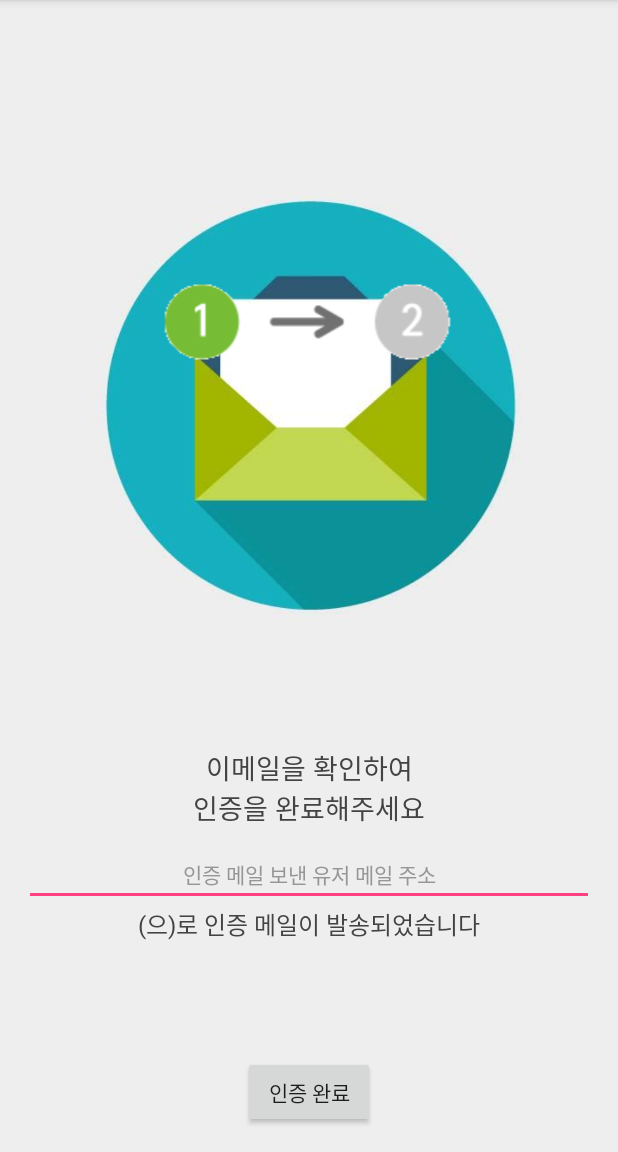
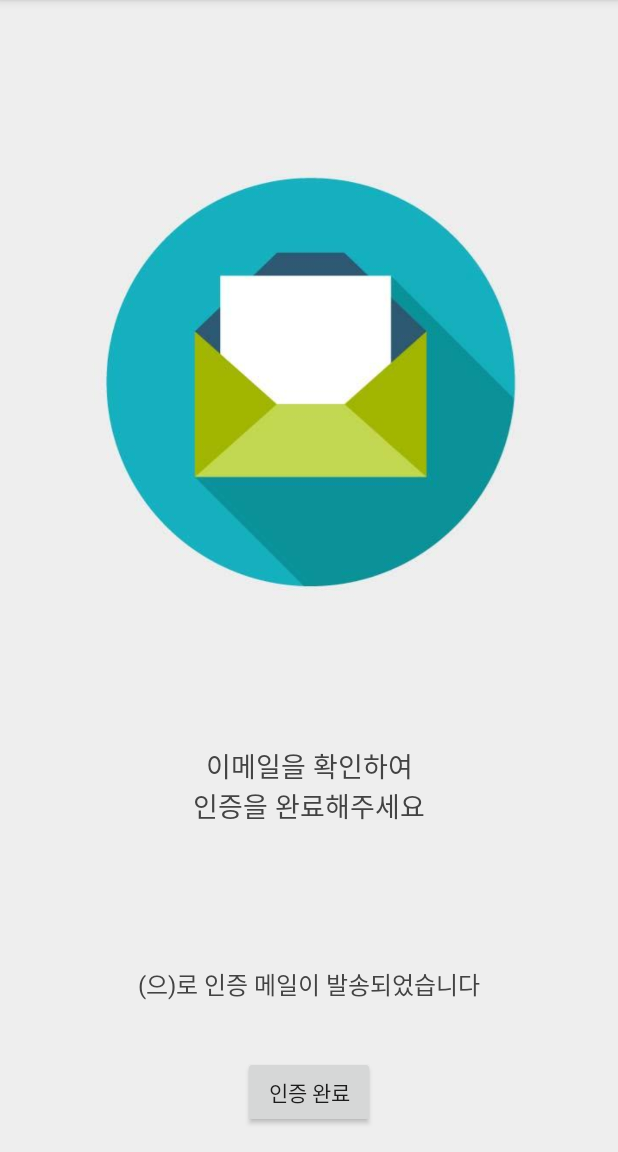
Before and after one commit to junhee303/HC, an Android app: the EmailActivity screen opened directly, with no data from a screen before it, on a phone screen of 412 x 824 dp, the part 84-1236 px from its top. Run offline under Robolectric (Android 15) with nearby library versions, the phone set to English and light mode, and no system bars; 1 statement that could not run was skipped.

Commit message:
1. 첫 화면(LoginActivity)에 입력한 메일 주소를 EmailActivity에서 넘겨받음 2. RegisterActivity에서 닉네임값에 'k2df456'라는 텍스트 값 넣어놨으나, 랜덤 닉네임 주어지게 바꿔야 함 3. 닉네임 중복 확인은 서버 상의 데이터로??

```diff
--- a/LoginRegister/app/src/main/java/com/example/junhe/loginregister/EmailActivity.java
+++ b/LoginRegister/app/src/main/java/com/example/junhe/loginregister/EmailActivity.java
@@ -8,6 +8,7 @@ import android.widget.Button;
 import android.widget.EditText;
 import android.util.Log;
 import android.widget.ImageView;
+import android.widget.TextView;
 import android.widget.Toast;
 
 
@@ -15,20 +16,26 @@ public class EmailActivity extends AppCompatActivity {
 
     private ImageView img_Number;
     private ImageView img_Email;
-    private EditText etUserEmail;
     private Button bFinish;
+    TextView input_email;
 
     @Override
     protected void onCreate(Bundle savedInstanceState) {
         super.onCreate(savedInstanceState);
         setContentView(R.layout.activity_email);
 
-        img_Number = (ImageView) findViewById(R.id.img_Number);
         img_Email = (ImageView) findViewById(R.id.img_Email);
-        etUserEmail = (EditText) findViewById(R.id.etUserEmail);
+        input_email = (TextView) findViewById(R.id.input_email);
         bFinish = (Button) findViewById(R.id.bFinish);
 
+        Bundle extras = getIntent().getExtras();
+
+        String email = extras.getString("email");
+
+        input_email.setText(email);
+
         bFinish.setOnClickListener(new View.OnClickListener() {
+            // 대학교 메일을 통한 인증 완료시에만 인증완료 가능하게 하기!!☆☆
             public void onClick(View v) {
                 Intent intent = new Intent(getApplicationContext(), RegisterActivity.class);
 
--- a/LoginRegister/app/src/main/java/com/example/junhe/loginregister/LoginActivity.java
+++ b/LoginRegister/app/src/main/java/com/example/junhe/loginregister/LoginActivity.java
@@ -8,6 +8,7 @@ import android.view.View;
 import android.widget.Button;
 import android.widget.EditText;
 import android.widget.ImageView;
+import android.widget.Toast;
 
 public class LoginActivity extends AppCompatActivity {
 
@@ -26,8 +27,14 @@ public class LoginActivity extends AppCompatActivity {
 
         bSendEmail.setOnClickListener(new View.OnClickListener() {
             public void onClick(View v) {
+                if(etEmail.getText().toString().length() == 0) {
+                    Toast.makeText(LoginActivity.this, "인증할 이메일을 입력하세요", Toast.LENGTH_SHORT).show();
+                    etEmail.requestFocus();
+                    return;
+                }
                 Intent intent = new Intent(getApplicationContext(), EmailActivity.class);
-                //여기서 입력한 메일주소를 다음 화면으로 전달해야함
+                // 여기서 입력한 메일주소로 인증 메일 전송!!☆☆
+                // 메일주소를 다음 화면으로 전달해야함
                 String email = etEmail.getText().toString();
                 intent.putExtra("email",email);
                 startActivityForResult(intent, 1000);
--- a/LoginRegister/app/src/main/java/com/example/junhe/loginregister/RegisterActivity.java
+++ b/LoginRegister/app/src/main/java/com/example/junhe/loginregister/RegisterActivity.java
@@ -28,7 +28,6 @@ public class RegisterActivity extends AppCompatActivity {
         super.onCreate(savedInstanceState);
         setContentView(R.layout.activity_register);
 
-        img_Number = (ImageView) findViewById(R.id.img_Number);
         etPassword = (EditText) findViewById(R.id.etPassword);
         etPasswordConfirm = (EditText) findViewById(R.id.etPasswordConfirm);
         etNickname = (EditText) findViewById(R.id.etNickname);
@@ -62,6 +61,16 @@ public class RegisterActivity extends AppCompatActivity {
 
             }
         });
+
+        etNickname.setOnClickListener(new View.OnClickListener() {
+            public void onClick(View v) {
+                //'k2df456'라는 텍스트 값 넣어놨으나, 랜덤 닉네임 주어지게 바꿔야 함!!☆☆☆
+                etNickname.setText("");
+//              etNickname.requestFocus();
+                return;
+            }
+        });
+
 
         bMajorAdd.setOnClickListener(new View.OnClickListener() {
             public void onClick(View v) {
@@ -104,6 +113,9 @@ public class RegisterActivity extends AppCompatActivity {
                     return;
                 }
 
+                //닉네임 중복 확인 ---> 서버 상의 데이터로 중복 확인 가능??☆☆☆☆☆☆☆☆☆☆☆☆
+                //if( etNickname.getText())
+
                 // 전공 입력 확인
                 if( etMajor.getText().toString().length() == 0 ) {
                     Toast.makeText(RegisterActivity.this, "전공을 입력하세요", Toast.LENGTH_SHORT).show();
--- a/LoginRegister/app/src/main/res/layout/activity_email.xml
+++ b/LoginRegister/app/src/main/res/layout/activity_email.xml
@@ -12,15 +12,21 @@
     android:background="#FFEEEEEE"
     tools:context="com.example.junhe.loginregister.EmailActivity">
 
-
+    <!--<ImageView-->
+        <!--android:layout_width="match_parent"-->
+        <!--android:layout_height="wrap_content"-->
+        <!--app:srcCompat="@drawable/number"-->
+        <!--android:id="@+id/img_Number"-->
+        <!--android:layout_above="@+id/img_Email"-->
+        <!--android:layout_alignParentStart="true"-->
+        <!--android:layout_alignParentTop="true" />-->
 
     <ImageView
         android:layout_width="match_parent"
         android:layout_height="wrap_content"
         app:srcCompat="@drawable/email"
         android:id="@+id/img_Email"
-        android:layout_marginTop="30dp"
-        android:layout_above="@+id/notice1"/>
+        android:layout_above="@+id/notice1" />
 
     <TextView
         android:text="이메일을 확인하여\n인증을 완료해주세요"
@@ -30,22 +36,22 @@
         android:textSize="18sp"
         android:textColor="#FF434343"
         android:textAlignment="center"
-        android:layout_alignBottom="@+id/bFinish"
+        android:layout_marginBottom="53dp"
+        android:layout_above="@+id/input_email"
         android:layout_alignParentStart="true" />
 
-    <EditText
+    <TextView
         android:layout_width="match_parent"
         android:layout_height="wrap_content"
-        android:inputType="textPersonName"
-        android:hint="인증 메일 보낸 유저 메일 주소"
-        android:textColorHint="#979595"
-        android:ems="10"
-        android:textSize="14sp"
+        android:layout_marginBottom="18dp"
+        android:id="@+id/input_email"
+        android:textSize="16sp"
         android:textColor="#FF66C5D8"
-        android:layout_marginTop="10dp"
-        android:id="@+id/etUserEmail"
-        android:layout_below="@id/notice1"
-        android:textAlignment="center"/>
+        android:textAlignment="center"
+        android:layout_above="@+id/notice2"
+        android:layout_alignParentEnd="true"
+        android:layout_alignParentStart="true" />
+
 
     <TextView
         android:text="(으)로 인증 메일이 발송되었습니다"
@@ -54,26 +60,22 @@
         android:id="@+id/notice2"
         android:textSize="16sp"
         android:textColor="#FF434343"
-        android:layout_below="@id/etUserEmail"
+        android:textAlignment="center"
+        android:layout_above="@+id/bFinish"
         android:layout_alignParentStart="true"
-        android:textAlignment="center"/>
+        android:layout_marginBottom="16dp" />
+
 
     <Button
         android:text="인증 완료"
         android:layout_width="wrap_content"
         android:layout_height="wrap_content"
         android:id="@+id/bFinish"
-        android:layout_marginBottom="200dp"
+        android:layout_marginBottom="20dp"
         android:layout_alignParentBottom="true"
         android:layout_centerHorizontal="true" />
 
-    <ImageView
-        android:layout_width="match_parent"
-        android:layout_height="wrap_content"
-        app:srcCompat="@drawable/number"
-        android:layout_above="@+id/notice1"
-        android:layout_alignParentStart="true"
-        android:layout_marginBottom="250dp"
-        android:id="@+id/img_Number" />
+
+
 
 </RelativeLayout>
--- a/LoginRegister/app/src/main/res/layout/activity_register.xml
+++ b/LoginRegister/app/src/main/res/layout/activity_register.xml
@@ -47,7 +47,8 @@
         android:textColorHint="#FFA7A7A7"
         android:textColor="#FF4E4E4E"
         android:layout_below="@+id/etPasswordConfirm"
-        android:layout_alignParentStart="true" />
+        android:layout_alignParentStart="true"
+        android:text="k2df456" />
 
     <EditText
         android:layout_width="wrap_content"
@@ -71,14 +72,14 @@
         android:layout_alignParentBottom="true"
         android:layout_centerHorizontal="true" />
 
-    <ImageView
-        android:layout_width="match_parent"
-        android:layout_height="wrap_content"
-        app:srcCompat="@drawable/number"
-        android:layout_above="@+id/etPasswordConfirm"
-        android:layout_marginBottom="62dp"
-        android:id="@+id/img_Number"
-        android:layout_alignParentStart="true" />
+    <!--<ImageView-->
+        <!--android:layout_width="match_parent"-->
+        <!--android:layout_height="wrap_content"-->
+        <!--app:srcCompat="@drawable/number"-->
+        <!--android:layout_above="@+id/etPasswordConfirm"-->
+        <!--android:layout_marginBottom="62dp"-->
+        <!--android:id="@+id/img_Number"-->
+        <!--android:layout_alignParentStart="true" />-->
 
     <Button
         android:layout_width="40dp"
```
